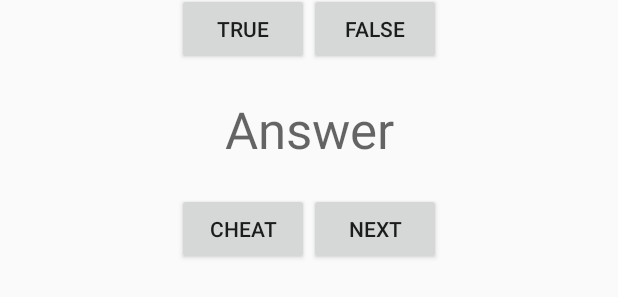
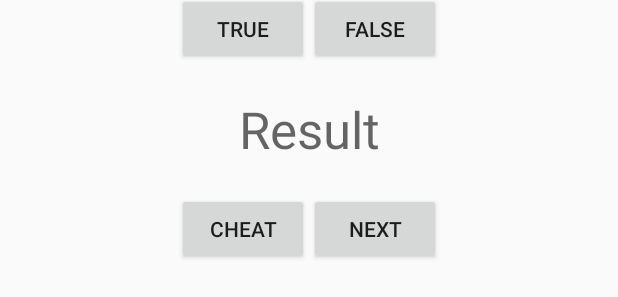
Before and after one commit to DayronYaret/QuizLab2.1, an Android app: the layout activity_question.xml on its own in the app's theme, with its tools: preview values and no code run, on a phone screen of 412 x 824 dp. Shown: the part 141-438 px from the top of the screen. Run offline under Robolectric (Android 15) with nearby library versions, the phone set to English and light mode, and no system bars.

Commit message:
cambios menores

```diff
--- a/app/src/main/res/layout/activity_question.xml
+++ b/app/src/main/res/layout/activity_question.xml
@@ -34,7 +34,7 @@
         app:layout_constraintHorizontal_bias="0.502"
         app:layout_constraintStart_toStartOf="parent"
         app:layout_constraintTop_toBottomOf="@+id/linearLayout"
-        tools:text="Answer" />
+        tools:text="Result" />
 
     <LinearLayout
         android:id="@+id/linearLayout"
```
